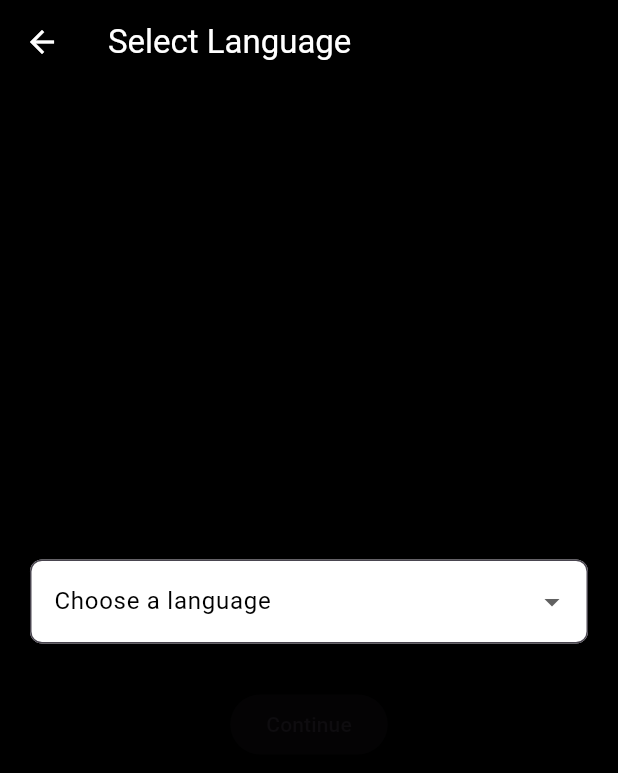
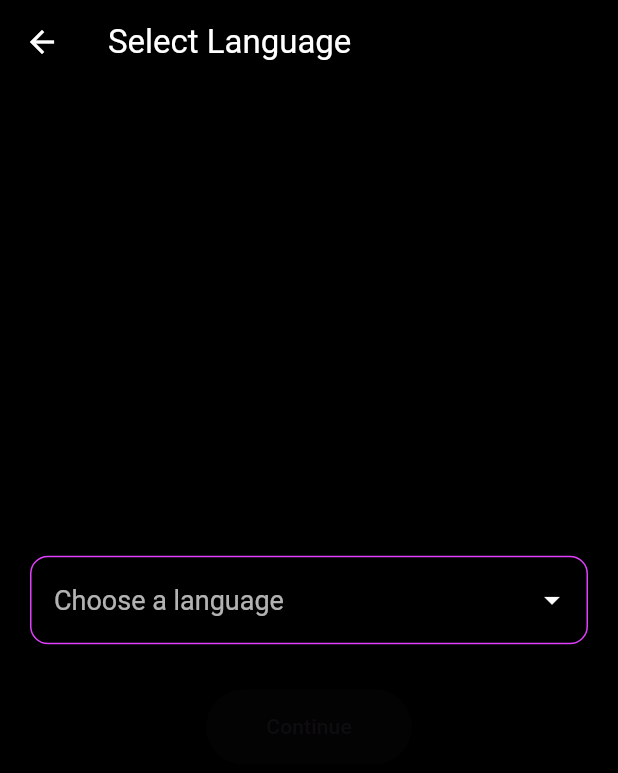
Before and after one commit to Coopins/flutter_application_1, a Flutter app: the LanguageSelectionScreen screen opened by its route, on a phone screen of 412 x 824 dp. Shown: the top 773 px of the screen. Run offline on Flutter 3.47's test engine with Material 3 defaults, Android fonts, the phone set to English and light mode, and no system bars; our stand-ins replace flutter_dotenv, flutter_markdown.

Commit message:
Updated API key and screens

```diff
--- a/lib/main.dart
+++ b/lib/main.dart
@@ -56,7 +56,7 @@ class MyApp extends StatelessWidget {
                 ),
           );
         }
-        return null;
+        return null; // fallback if no route matches
       },
       routes: {
         '/createAccount': (ctx) => const CreateAccountScreen(),
--- a/lib/screens/language_selection_screen.dart
+++ b/lib/screens/language_selection_screen.dart
@@ -1,7 +1,4 @@
-// lib/screens/language_selection_screen.dart
-
 import 'package:flutter/material.dart';
-import 'fluency_assessment_screen.dart';
 
 class LanguageSelectionScreen extends StatefulWidget {
   const LanguageSelectionScreen({Key? key}) : super(key: key);
@@ -13,7 +10,17 @@ class LanguageSelectionScreen extends StatefulWidget {
 
 class _LanguageSelectionScreenState extends State<LanguageSelectionScreen> {
   final List<String> _languages = ['Spanish', 'French', 'German', 'Chinese'];
-  String? _selected;
+  String? _selectedLanguage;
+
+  void _goToFluencyAssessment() {
+    if (_selectedLanguage != null) {
+      Navigator.pushNamed(
+        context,
+        '/fluencyAssessment',
+        arguments: {'selectedLanguage': _selectedLanguage},
+      );
+    }
+  }
 
   @override
   Widget build(BuildContext context) {
@@ -21,11 +28,8 @@ class _LanguageSelectionScreenState extends State<LanguageSelectionScreen> {
       backgroundColor: Colors.black,
       appBar: AppBar(
         backgroundColor: Colors.black,
-        iconTheme: const IconThemeData(color: Colors.white),
-        title: const Text(
-          'Select Language',
-          style: TextStyle(color: Colors.white),
-        ),
+        foregroundColor: Colors.white,
+        title: const Text('Select Language'),
       ),
       body: Padding(
         padding: const EdgeInsets.all(20),
@@ -33,51 +37,58 @@ class _LanguageSelectionScreenState extends State<LanguageSelectionScreen> {
           mainAxisAlignment: MainAxisAlignment.center,
           children: [
             DropdownButtonFormField<String>(
+              value: _selectedLanguage,
               decoration: InputDecoration(
                 filled: true,
-                fillColor: Colors.white,
-                labelText: 'Choose a language',
-                labelStyle: const TextStyle(color: Colors.black),
-                border: OutlineInputBorder(
-                  borderRadius: BorderRadius.circular(8),
+                fillColor: Colors.transparent,
+                enabledBorder: OutlineInputBorder(
+                  borderSide: const BorderSide(color: Colors.purpleAccent),
+                  borderRadius: BorderRadius.circular(12),
+                ),
+                focusedBorder: OutlineInputBorder(
+                  borderSide: const BorderSide(
+                    color: Colors.purpleAccent,
+                    width: 2,
+                  ),
+                  borderRadius: BorderRadius.circular(12),
                 ),
               ),
-              dropdownColor: Colors.white,
-              value: _selected,
+              dropdownColor: Colors.black,
+              iconEnabledColor: Colors.white,
+              style: const TextStyle(color: Colors.white, fontSize: 18),
+              hint: const Text(
+                'Choose a language',
+                style: TextStyle(color: Colors.white70),
+              ),
               items:
                   _languages.map((language) {
                     return DropdownMenuItem<String>(
                       value: language,
-                      child: Text(language),
+                      child: Text(
+                        language,
+                        style: const TextStyle(color: Colors.white),
+                      ),
                     );
                   }).toList(),
               onChanged: (value) {
                 setState(() {
-                  _selected = value;
+                  _selectedLanguage = value;
                 });
               },
             ),
             const SizedBox(height: 30),
             ElevatedButton(
               onPressed:
-                  _selected == null
-                      ? null
-                      : () {
-                        Navigator.push(
-                          context,
-                          MaterialPageRoute(
-                            builder:
-                                (context) => FluencyAssessmentScreen(
-                                  selectedLanguage: _selected!,
-                                ),
-                          ),
-                        );
-                      },
+                  _selectedLanguage != null ? _goToFluencyAssessment : null,
               style: ElevatedButton.styleFrom(
                 backgroundColor: Colors.white,
                 foregroundColor: Colors.black,
                 shape: RoundedRectangleBorder(
                   borderRadius: BorderRadius.circular(30),
+                ),
+                padding: const EdgeInsets.symmetric(
+                  horizontal: 40,
+                  vertical: 15,
                 ),
               ),
               child: const Text("Continue"),
--- a/pubspec.yaml
+++ b/pubspec.yaml
@@ -35,6 +35,7 @@ dependencies:
   flutter_tts: ^3.6.3
   speech_to_text: ^7.1.0
   flutter_dotenv: ^5.1.0
+  flutter_markdown: ^0.6.14
 
   # The following adds the Cupertino Icons font to your application.
   # Use with the CupertinoIcons class for iOS style icons.
@@ -62,7 +63,7 @@ flutter:
   uses-material-design: true
 
   assets:
-  - .env
+    - .env
 
   # To add assets to your application, add an assets section, like this:
   # assets:
```
Also changed, not shown: lib/screens/fluency_assessment_screen.dart (+22 -1 lines), lib/screens/lesson_plan_screen.dart (+43 -6 lines), lib/services/openai_service.dart (+19 -10 lines), pubspec.lock, 12 other files.
